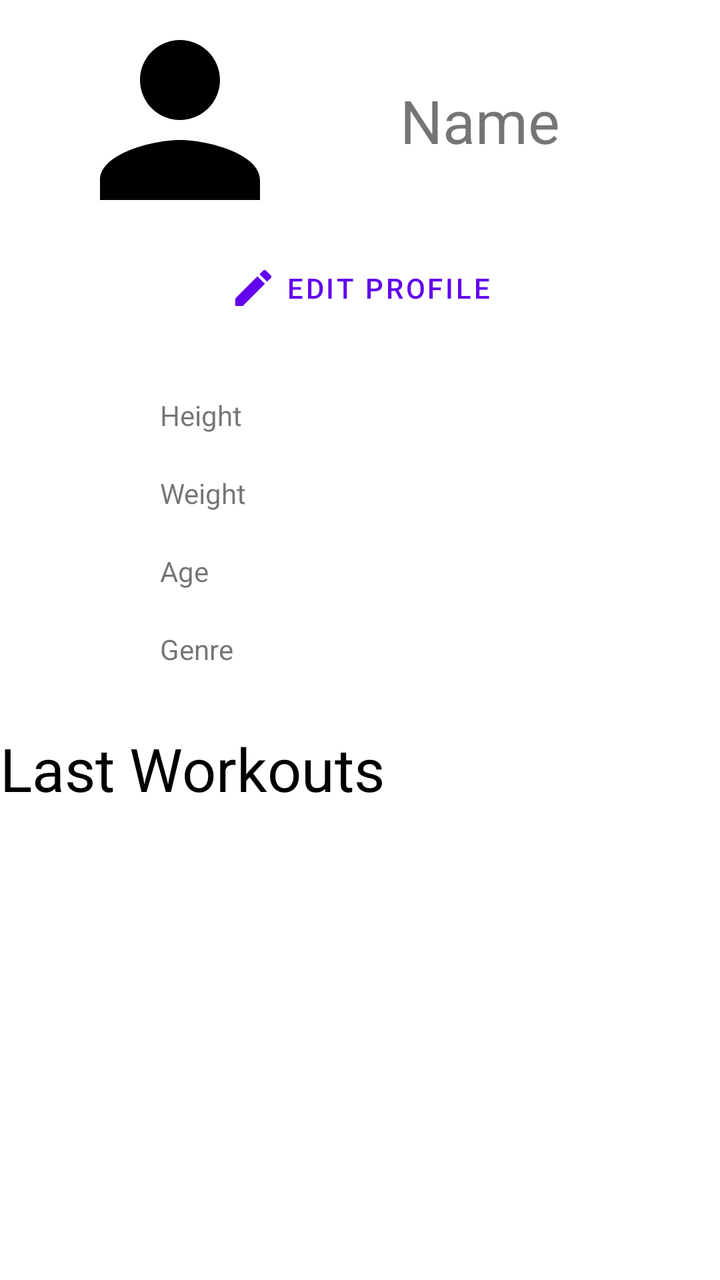
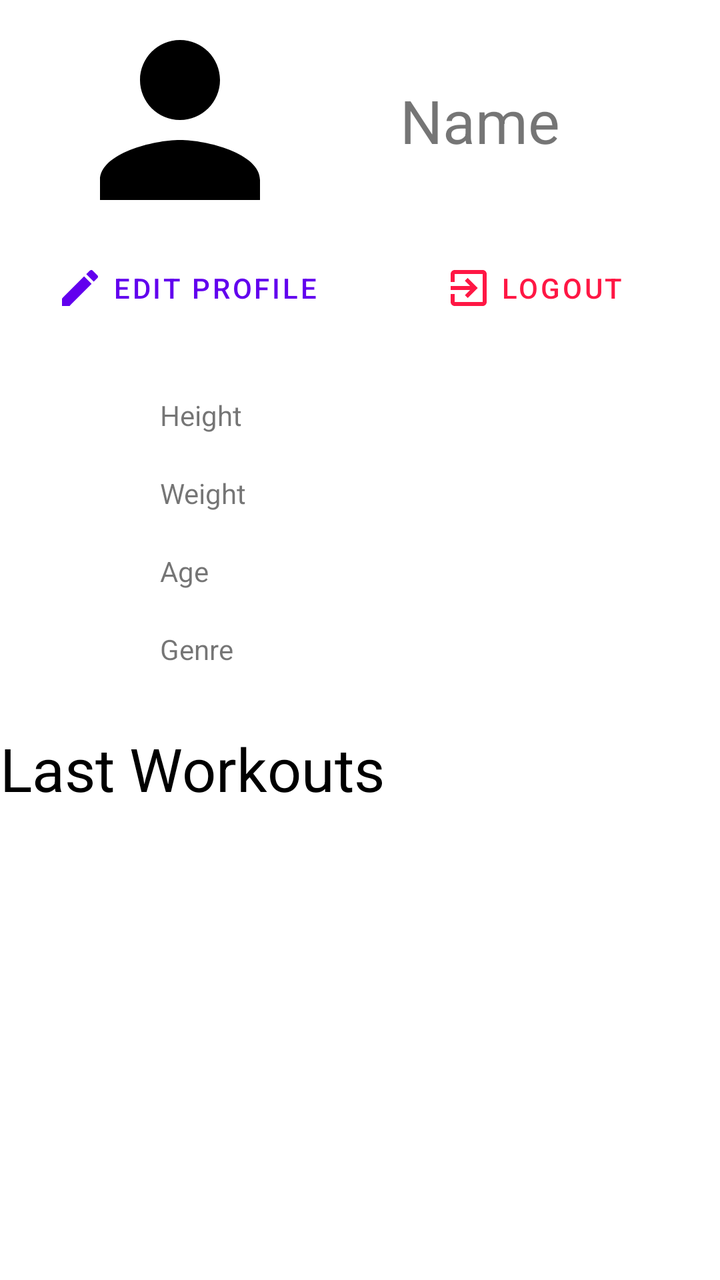

Before-and-after screenshots of an Android layout around one commit, followed by the original layout XML and the change that was made.
<!-- AndroidManifest.xml: application theme Theme.FitTrackMobile -->
<!-- res/layout/fragment_user_page.xml -->
<?xml version="1.0" encoding="utf-8"?>
<androidx.constraintlayout.widget.ConstraintLayout xmlns:android="http://schemas.android.com/apk/res/android"
    xmlns:app="http://schemas.android.com/apk/res-auto"
    xmlns:tools="http://schemas.android.com/tools"
    android:layout_width="match_parent"
    android:layout_height="match_parent"
    tools:context=".ui.user_page.UserPageFragment">

    <androidx.constraintlayout.widget.ConstraintLayout
        android:id="@+id/user_bar_layout"
        android:layout_width="match_parent"
        android:layout_height="wrap_content"
        app:layout_constraintTop_toTopOf="parent"
        app:layout_constraintStart_toStartOf="parent"
        app:flow_verticalAlign="center"
        >

        <androidx.appcompat.widget.AppCompatImageView
            android:id="@+id/user_icon"
            android:layout_width="120dp"
            android:layout_height="120dp"
            android:layout_marginStart="30dp"
            app:layout_constraintStart_toStartOf="parent"
            app:layout_constraintTop_toTopOf="parent"
            android:src="@drawable/ic_person_black_24d" />

        <TextView
            android:id="@+id/name_value"
            android:layout_width="wrap_content"
            android:layout_height="wrap_content"
            android:layout_marginStart="50dp"
            android:textSize="30sp"
            android:text="@string/name_view_text"
            app:layout_constraintTop_toTopOf="parent"
            app:layout_constraintBottom_toBottomOf="parent"
            app:layout_constraintStart_toEndOf="@id/user_icon"/>

    </androidx.constraintlayout.widget.ConstraintLayout>

    <com.google.android.material.button.MaterialButton
        android:id="@+id/edit_profile_button"
        android:layout_width="wrap_content"
        android:layout_height="wrap_content"
        app:layout_constraintTop_toBottomOf="@id/user_bar_layout"
        app:layout_constraintStart_toStartOf="parent"
        app:layout_constraintEnd_toEndOf="parent"
        app:icon="@drawable/ic_edit_black_24"
        android:text="@string/edit_profile_button_text"
        style="@style/Widget.MaterialComponents.Button.TextButton.Icon"
        />

    <androidx.constraintlayout.widget.ConstraintLayout
        android:id="@+id/measurements_view"
        android:layout_width="match_parent"
        android:layout_height="wrap_content"
        android:orientation="horizontal"
        android:layout_marginTop="30dp"
        app:layout_constraintTop_toBottomOf="@id/edit_profile_button"
        app:layout_constraintStart_toStartOf="parent">

        <LinearLayout
            android:layout_width="wrap_content"
            android:layout_height="wrap_content"
            android:orientation="vertical"
            android:layout_marginStart="80dp"
            app:layout_constraintStart_toStartOf="parent"
            app:layout_constraintTop_toTopOf="parent"
            >

            <TextView
                android:layout_width="match_parent"
                android:layout_height="wrap_content"
                android:layout_marginBottom="20dp"
                android:text="@string/measurements_height"/>

            <TextView
                android:layout_width="match_parent"
                android:layout_height="wrap_content"
                android:layout_marginBottom="20dp"
                android:text="@string/measurements_weight"/>

            <TextView
                android:layout_width="match_parent"
                android:layout_height="wrap_content"
                android:layout_marginBottom="20dp"
                android:text="@string/measurements_age"/>

            <TextView
                android:layout_width="match_parent"
                android:layout_height="wrap_content"
                android:layout_marginBottom="20dp"
                android:text="@string/measurements_genre"/>

        </LinearLayout>

        <LinearLayout
            android:layout_width="wrap_content"
            android:layout_height="wrap_content"
            android:orientation="vertical"
            android:layout_marginEnd="80dp"
            android:textAlignment="textEnd"
            app:layout_constraintEnd_toEndOf="parent"
            app:layout_constraintTop_toTopOf="parent">

            <TextView
                android:id="@+id/height_value"
                android:layout_width="match_parent"
                android:layout_height="wrap_content"
                android:layout_marginBottom="20dp"
                android:textAlignment="inherit"/>

            <TextView
                android:id="@+id/weight_value"
                android:layout_width="match_parent"
                android:layout_height="wrap_content"
                android:layout_marginBottom="20dp"
                android:textAlignment="inherit"/>

            <TextView
                android:id="@+id/age_value"
                android:layout_width="match_parent"
                android:layout_height="wrap_content"
                android:layout_marginBottom="20dp"
                android:textAlignment="inherit"/>

            <TextView
                android:id="@+id/genre_value"
                android:layout_width="match_parent"
                android:layout_height="wrap_content"
                android:layout_marginBottom="20dp"
                android:textAlignment="inherit"/>


        </LinearLayout>

    </androidx.constraintlayout.widget.ConstraintLayout>

    <TextView
        android:id="@+id/last_workouts_text"
        android:layout_width="match_parent"
        android:layout_height="wrap_content"
        android:textAlignment="center"
        android:textSize="30sp"
        android:layout_marginTop="10dp"
        android:textColor="@color/black"
        android:text="@string/last_workouts_text"
        app:layout_constraintTop_toBottomOf="@id/measurements_view"/>

    <androidx.recyclerview.widget.RecyclerView
        android:id="@+id/workouts_list"
        android:layout_width="match_parent"
        android:layout_height="wrap_content"
        app:layout_constraintTop_toBottomOf="@id/last_workouts_text"
        android:layout_marginTop="20dp"/>
</androidx.constraintlayout.widget.ConstraintLayout>
<!-- resources referenced by this layout -->
<resources>
  <color name="black">#FF000000</color>
  <!-- drawable ic_edit_black_24 (drawable) -->
  <vector android:height="24dp" android:tint="#000000"
      android:viewportHeight="24" android:viewportWidth="24"
      android:width="24dp" xmlns:android="http://schemas.android.com/apk/res/android">
      <path android:fillColor="@android:color/white" android:pathData="M3,17.25V21h3.75L17.81,9.94l-3.75,-3.75L3,17.25zM20.71,7.04c0.39,-0.39 0.39,-1.02 0,-1.41l-2.34,-2.34c-0.39,-0.39 -1.02,-0.39 -1.41,0l-1.83,1.83 3.75,3.75 1.83,-1.83z"/>
  </vector>
  <!-- drawable ic_person_black_24d (drawable) -->
  <vector android:height="24dp" android:tint="#000000"
      android:viewportHeight="24" android:viewportWidth="24"
      android:width="24dp" xmlns:android="http://schemas.android.com/apk/res/android">
      <path android:fillColor="@android:color/white" android:pathData="M12,12c2.21,0 4,-1.79 4,-4s-1.79,-4 -4,-4 -4,1.79 -4,4 1.79,4 4,4zM12,14c-2.67,0 -8,1.34 -8,4v2h16v-2c0,-2.66 -5.33,-4 -8,-4z"/>
  </vector>
  <string name="edit_profile_button_text">Edit Profile</string>
  <string name="last_workouts_text">Last Workouts</string>
  <string name="measurements_age">Age</string>
  <string name="measurements_genre">Genre</string>
  <string name="measurements_height">Height</string>
  <string name="measurements_weight">Weight</string>
  <string name="name_view_text">Name</string>
  <style name="Theme.FitTrackMobile" parent="Theme.MaterialComponents.DayNight.DarkActionBar">
          
          <item name="colorPrimary">@color/purple_500</item>
          <item name="colorPrimaryVariant">@color/purple_700</item>
          <item name="colorOnPrimary">@color/white</item>
          
          <item name="colorSecondary">@color/teal_200</item>
          <item name="colorSecondaryVariant">@color/teal_700</item>
          <item name="colorOnSecondary">@color/black</item>
          
          <item name="android:statusBarColor">?attr/colorPrimaryVariant</item>
          
      </style>
  <color name="purple_500">#FF6200EE</color>
  <color name="purple_700">#FF3700B3</color>
  <color name="white">#FFFFFFFF</color>
  <color name="teal_200">#FF03DAC5</color>
  <color name="teal_700">#FF018786</color>
</resources>

<!-- the commit's change to res/layout/fragment_user_page.xml (unified diff, before → after) -->
@@ -41,13 +41,26 @@
         android:id="@+id/edit_profile_button"
         android:layout_width="wrap_content"
         android:layout_height="wrap_content"
+        android:layout_marginStart="20dp"
         app:layout_constraintTop_toBottomOf="@id/user_bar_layout"
         app:layout_constraintStart_toStartOf="parent"
-        app:layout_constraintEnd_toEndOf="parent"
         app:icon="@drawable/ic_edit_black_24"
         android:text="@string/edit_profile_button_text"
         style="@style/Widget.MaterialComponents.Button.TextButton.Icon"
         />
+
+    <com.google.android.material.button.MaterialButton
+        android:id="@+id/logout_button"
+        style="@style/Widget.MaterialComponents.Button.TextButton.Icon"
+        android:layout_width="wrap_content"
+        android:layout_height="wrap_content"
+        android:text="@string/logout_button_text"
+        android:layout_marginEnd="40dp"
+        app:icon="@drawable/baseline_exit_to_app_24"
+        app:iconTint="@color/red"
+        android:textColor="@color/red"
+        app:layout_constraintEnd_toEndOf="parent"
+        app:layout_constraintTop_toBottomOf="@id/user_bar_layout" />
 
     <androidx.constraintlayout.widget.ConstraintLayout
         android:id="@+id/measurements_view"
<!-- resource entries referenced after the edit -->
@@ -1,6 +1,13 @@
 <!-- resources referenced by this layout -->
 <resources>
   <color name="black">#FF000000</color>
+  <color name="red">#FF1744</color>
+  <!-- drawable baseline_exit_to_app_24 (drawable) -->
+  <vector android:autoMirrored="true" android:height="24dp"
+      android:tint="#000000" android:viewportHeight="24"
+      android:viewportWidth="24" android:width="24dp" xmlns:android="http://schemas.android.com/apk/res/android">
+      <path android:fillColor="@android:color/white" android:pathData="M10.09,15.59L11.5,17l5,-5 -5,-5 -1.41,1.41L12.67,11H3v2h9.67l-2.58,2.59zM19,3H5c-1.11,0 -2,0.9 -2,2v4h2V5h14v14H5v-4H3v4c0,1.1 0.89,2 2,2h14c1.1,0 2,-0.9 2,-2V5c0,-1.1 -0.9,-2 -2,-2z"/>
+  </vector>
   <!-- drawable ic_edit_black_24 (drawable) -->
   <vector android:height="24dp" android:tint="#000000"
       android:viewportHeight="24" android:viewportWidth="24"
@@ -15,6 +22,7 @@
   </vector>
   <string name="edit_profile_button_text">Edit Profile</string>
   <string name="last_workouts_text">Last Workouts</string>
+  <string name="logout_button_text">Logout</string>
   <string name="measurements_age">Age</string>
   <string name="measurements_genre">Genre</string>
   <string name="measurements_height">Height</string>
